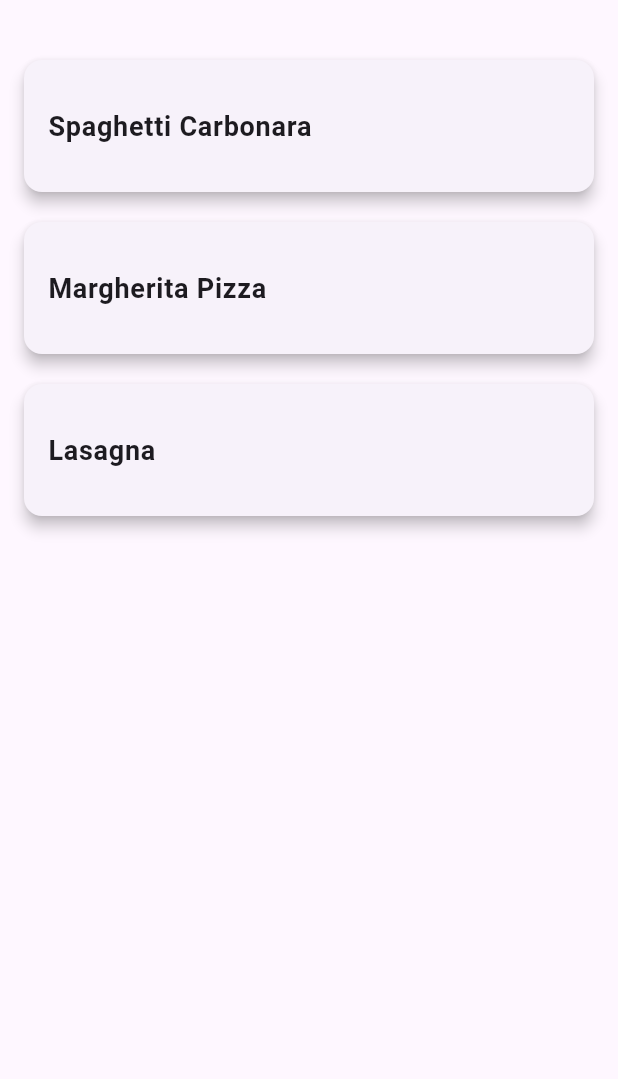
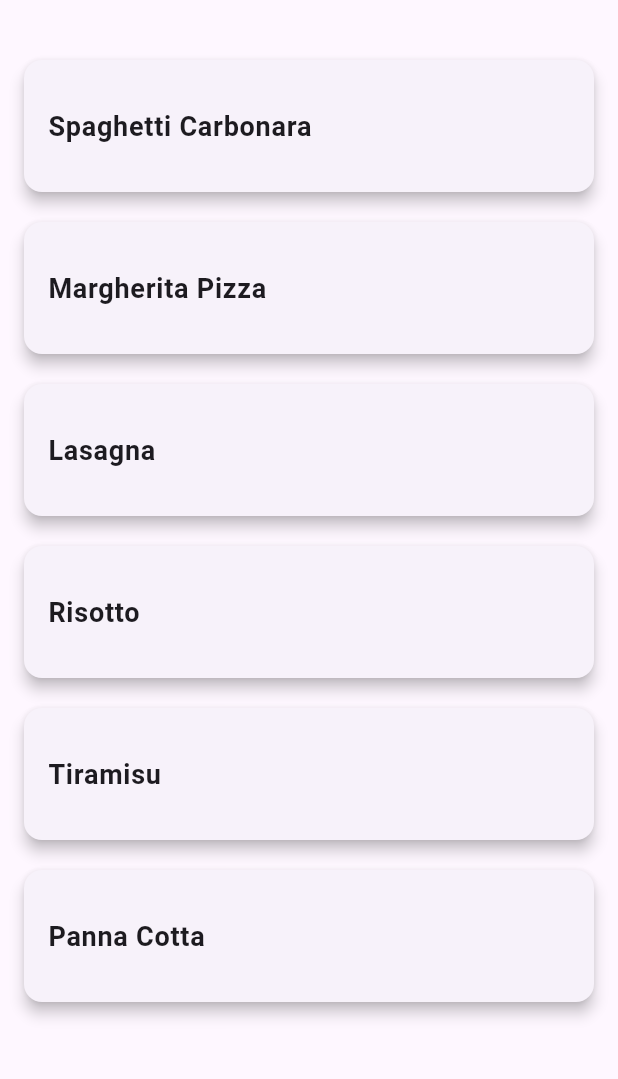
Before and after one commit to Merlin-Willner/Portfolio_Exam_03, a Flutter app: the screen it shows after launch, after a tap on "ITALIAN", on a phone screen of 412 x 824 dp, the part 63-1142 px from its top. Run offline on Flutter 3.47's test engine with Material 3 defaults, Android fonts, the phone set to English and light mode, and no system bars.

Commit message:
Limit of 3 was removed

```diff
--- a/lib/RecipeListScreen.dart
+++ b/lib/RecipeListScreen.dart
@@ -13,7 +13,7 @@ class RecipeListScreen extends StatelessWidget {
   @override
   Widget build(BuildContext context) {
     final filteredRecipes =
-        recipes.where((r) => r['category'] == category).take(3).toList();
+        recipes.where((r) => r['category'] == category).toList();
 
     return Scaffold(
       appBar: AppBar(title: Text('$category Recipes')),
```
